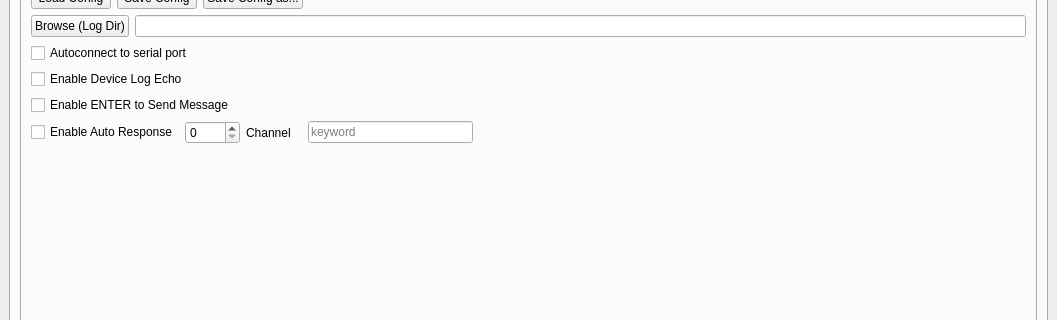
The window that meshapp/src/meshapp.ui (rbreesems/flamingo) describes before a commit, drawn with Qt 5; both pictures show x 0 to 1057 and y 111 to 431 of the 1057 by 618 pixel window.
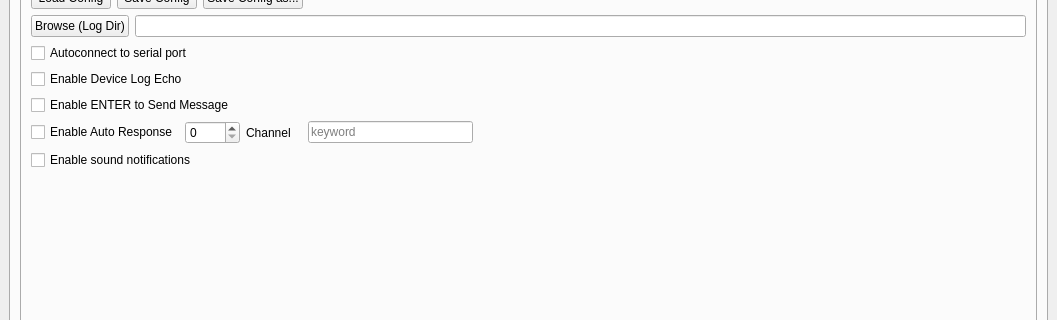
The same window after the commit. The open tabs and pages were chosen to show the change.

Diff of the .ui file:
```diff
--- a/meshapp/src/meshapp.ui
+++ b/meshapp/src/meshapp.ui
@@ -520,6 +520,16 @@
               </item>
              </layout>
             </item>
+            <item>
+             <widget class="QCheckBox" name="enableSoundNotificationsCheckBox">
+              <property name="toolTip">
+               <string>If checked, then sound notifications are enabled.</string>
+              </property>
+              <property name="text">
+               <string>Enable sound notifications</string>
+              </property>
+             </widget>
+            </item>
             <item>
              <spacer name="verticalSpacer_4">
               <property name="orientation">
```
